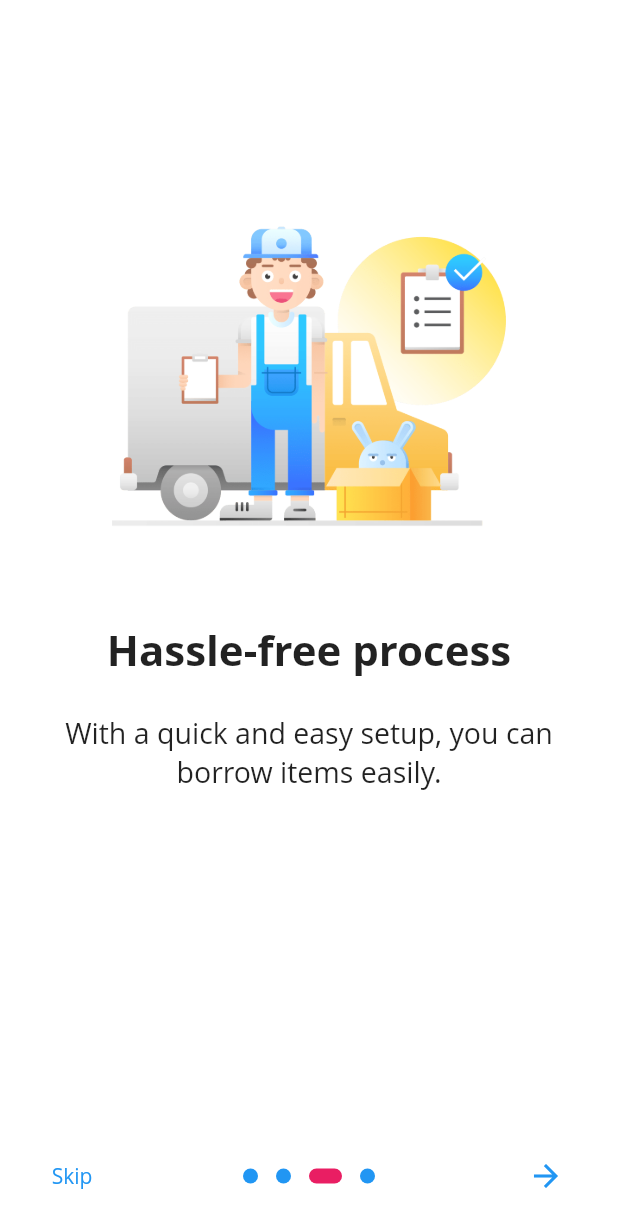
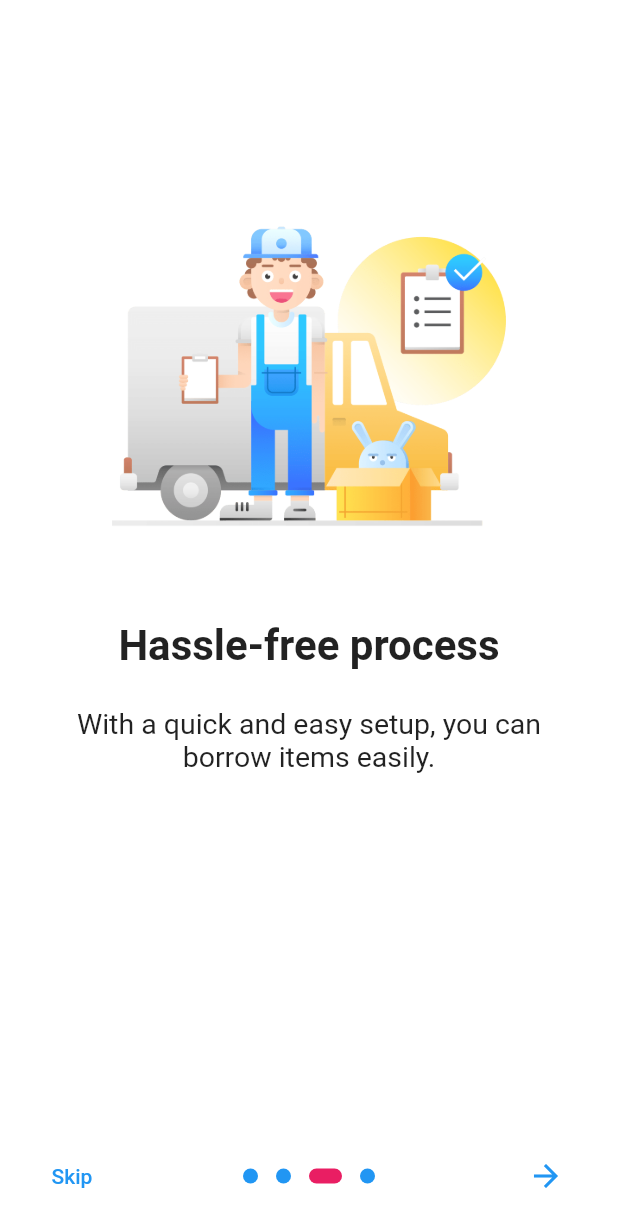
Before and after one commit to mrcprgt/renty, a Flutter app: the screen it shows after launch, swiped to page 3, on a phone screen of 412 x 824 dp. Shown: the top 1228 px of the screen. Run offline on Flutter 3.47's test engine with Material 2 defaults, Android fonts, the phone set to English and light mode, and no system bars; drawn by our look-alikes of introduction_screen; our stand-ins replace bottom_navy_bar, cached_network_image, cloud_firestore, cloud_functions, firebase_auth, firebase_messaging and 14 more; missing offline and left inert: flutter_picker, multi_image_picker; accounts and stored records are empty.

Commit message:
changed font to Roboto

```diff
--- a/lib/main.dart
+++ b/lib/main.dart
@@ -17,7 +17,7 @@ void main() {
 class MyApp extends StatelessWidget {
   @override
   Widget build(BuildContext context) {
-    Logger.level = Level.verbose;
+    Logger.level = Level.warning;
     return MaterialApp(
       title: 'Renty',
       builder: (context, child) => Navigator(
@@ -29,7 +29,7 @@ class MyApp extends StatelessWidget {
       theme: ThemeData(
         primaryColor: Colors.pink,
         textTheme: Theme.of(context).textTheme.apply(
-              fontFamily: 'Open Sans',
+              fontFamily: 'Roboto',
             ),
       ),
       home: StartUpView(),
```
